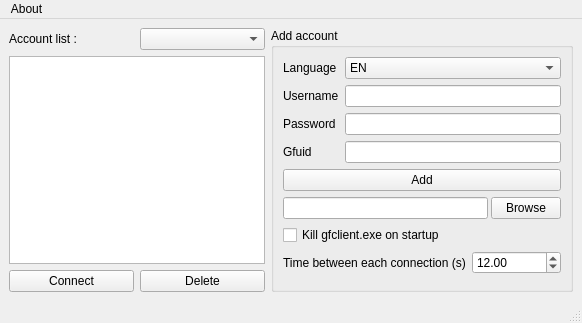
Before: the Qt Designer form PipeWay/mainwindow.ui in ApourtArtt/NtLauncher, drawn with Qt 5.
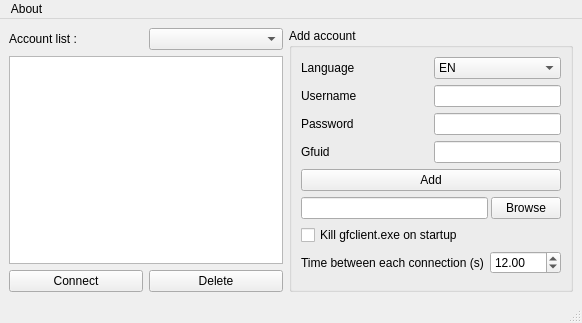
After: the same form once the commit is applied.

The edit to the form file:
```diff
--- a/PipeWay/mainwindow.ui
+++ b/PipeWay/mainwindow.ui
@@ -42,31 +42,17 @@
        <string>Add account</string>
       </property>
       <layout class="QGridLayout" name="gridLayout">
-       <item row="10" column="0" colspan="2">
-        <layout class="QHBoxLayout" name="horizontalLayout_2">
-         <item>
-          <widget class="QLabel" name="label_5">
-           <property name="text">
-            <string>Time between each connection (s)</string>
-           </property>
-          </widget>
-         </item>
-         <item>
-          <widget class="QDoubleSpinBox" name="SB_TIME">
-           <property name="maximum">
-            <double>3600.000000000000000</double>
-           </property>
-           <property name="singleStep">
-            <double>0.500000000000000</double>
-           </property>
-           <property name="value">
-            <double>12.000000000000000</double>
-           </property>
-          </widget>
-         </item>
-        </layout>
+       <item row="0" column="0">
+        <widget class="QLabel" name="label_4">
+         <property name="text">
+          <string>Language</string>
+         </property>
+        </widget>
        </item>
-       <item row="7" column="0" colspan="2">
+       <item row="3" column="2" colspan="2">
+        <widget class="QLineEdit" name="LE_GFUID"/>
+       </item>
+       <item row="7" column="0" colspan="4">
         <layout class="QHBoxLayout" name="horizontalLayout">
          <property name="spacing">
           <number>3</number>
@@ -95,36 +81,36 @@
          </item>
         </layout>
        </item>
-       <item row="3" column="1">
-        <widget class="QLineEdit" name="LE_GFUID"/>
-       </item>
-       <item row="9" column="0" colspan="2">
-        <widget class="QCheckBox" name="CB_KILLGFCLIENT">
-         <property name="text">
-          <string>Kill gfclient.exe on startup</string>
-         </property>
-        </widget>
-       </item>
-       <item row="3" column="0">
-        <widget class="QLabel" name="label_3">
-         <property name="text">
-          <string>Gfuid</string>
-         </property>
-        </widget>
-       </item>
-       <item row="1" column="1">
+       <item row="1" column="2" colspan="2">
         <widget class="QLineEdit" name="LE_USERNAME"/>
        </item>
-       <item row="2" column="1">
+       <item row="10" column="0" colspan="4">
+        <layout class="QHBoxLayout" name="horizontalLayout_2">
+         <item>
+          <widget class="QLabel" name="label_5">
+           <property name="text">
+            <string>Time between each connection (s)</string>
+           </property>
+          </widget>
+         </item>
+         <item>
+          <widget class="QDoubleSpinBox" name="SB_TIME">
+           <property name="maximum">
+            <double>3600.000000000000000</double>
+           </property>
+           <property name="singleStep">
+            <double>0.500000000000000</double>
+           </property>
+           <property name="value">
+            <double>12.000000000000000</double>
+           </property>
+          </widget>
+         </item>
+        </layout>
+       </item>
+       <item row="2" column="2" colspan="2">
         <widget class="QLineEdit" name="LE_PASSWORD"/>
        </item>
-       <item row="4" column="0" colspan="2">
-        <widget class="QPushButton" name="PB_ADD">
-         <property name="text">
-          <string>Add</string>
-         </property>
-        </widget>
-       </item>
        <item row="1" column="0">
         <widget class="QLabel" name="label">
          <property name="text">
@@ -139,7 +125,21 @@
          </property>
         </widget>
        </item>
-       <item row="0" column="1">
+       <item row="9" column="0" colspan="4">
+        <widget class="QCheckBox" name="CB_KILLGFCLIENT">
+         <property name="text">
+          <string>Kill gfclient.exe on startup</string>
+         </property>
+        </widget>
+       </item>
+       <item row="3" column="0">
+        <widget class="QLabel" name="label_3">
+         <property name="text">
+          <string>Gfuid</string>
+         </property>
+        </widget>
+       </item>
+       <item row="0" column="2" colspan="2">
         <widget class="QComboBox" name="CB_LANG">
          <item>
           <property name="text">
@@ -188,10 +188,10 @@
          </item>
         </widget>
        </item>
-       <item row="0" column="0">
-        <widget class="QLabel" name="label_4">
+       <item row="4" column="0" colspan="4">
+        <widget class="QPushButton" name="PB_ADD">
          <property name="text">
-          <string>Language</string>
+          <string>Add</string>
          </property>
         </widget>
        </item>
```
